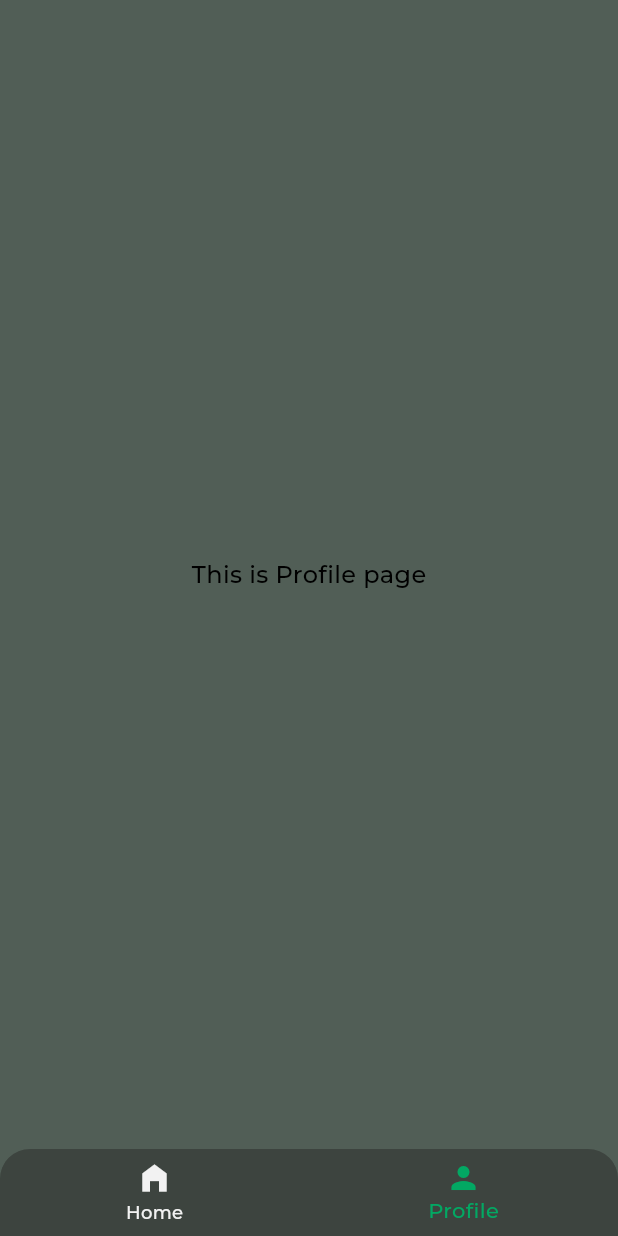
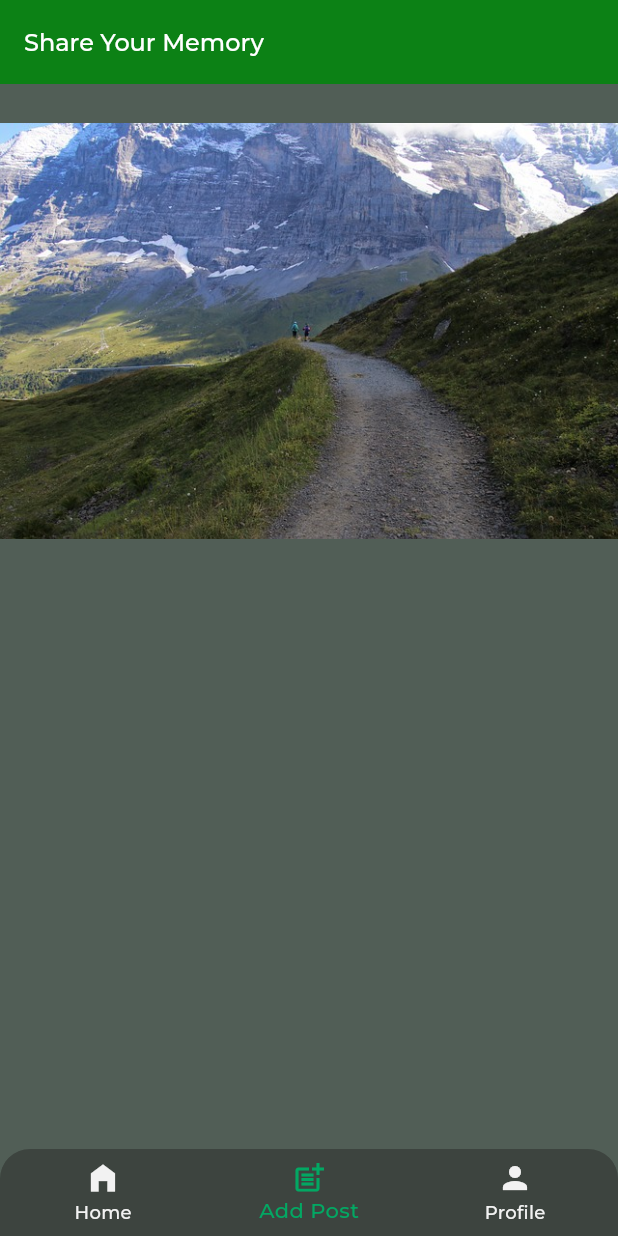
Before and after one commit to Praanim/Hiking-Nepal, a Flutter app: the screen it shows once a user with an empty profile is signed in, item 2 of the bottom bar chosen, on a phone screen of 412 x 824 dp. Run offline on Flutter 3.47's test engine with Material 2 defaults, Android fonts, the phone set to English and light mode, and no system bars; our stand-ins replace dio, equatable, firebase_auth, firebase_core, flutter_bloc, get_it and 1 more; accounts and stored records are empty; network calls fail.

Commit message:
starting to work

```diff
--- a/lib/core/constants/app_media.dart
+++ b/lib/core/constants/app_media.dart
@@ -6,4 +6,7 @@ class AppMedia {
 
   //login image
   static const loginImage = '$imageBasePath/login.jpg';
+
+  //add post cover image
+  static const addPostCoverImage = '$imageBasePath/add_post_cover.jpg';
 }
--- a/lib/core/routes/app_routes.dart
+++ b/lib/core/routes/app_routes.dart
@@ -5,8 +5,9 @@ import 'package:hiking_nepal/di/injection_container.dart';
 import 'package:hiking_nepal/features/auth/domain/repository/user_repository.dart';
 import 'package:hiking_nepal/features/auth/presentaion/login_screen.dart';
 
-import 'package:hiking_nepal/features/home/presentation/home_page.dart';
+import 'package:hiking_nepal/features/home/presentation/bottom_navigation_page.dart';
 import 'package:hiking_nepal/features/home/presentation/home_screen.dart';
+import 'package:hiking_nepal/features/post/presentation/pages/add_post_page.dart';
 import 'package:hiking_nepal/features/profile/presentation/pages/profile_page.dart';
 
 final GlobalKey<NavigatorState> rootNavigator = GlobalKey();
@@ -48,6 +49,11 @@ final GoRouter router = GoRouter(
             path: '/profile',
             name: RouteConstants.profile,
             builder: (context, state) => const ProfilePage(),
+          ),
+          GoRoute(
+            path: '/add-post',
+            name: RouteConstants.addPost,
+            builder: (context, state) => const AddPostPage(),
           )
         ],
       )
--- a/lib/core/routes/route_constants.dart
+++ b/lib/core/routes/route_constants.dart
@@ -1,5 +1,10 @@
 class RouteConstants {
+  //Bottom Navbar Home
   static String home = 'Home';
 
+  ///Bottom NavBar Profile
   static String profile = 'Profile';
+
+  ///Bottom NavBar Add Post
+  static String addPost = 'AddPost';
 }
--- a/lib/core/theme/app_colors.dart
+++ b/lib/core/theme/app_colors.dart
@@ -8,7 +8,7 @@ class LightColor {
   static const secondaryColor = Color.fromARGB(255, 12, 129, 21);
 
   //primary text color
-  static const primaryText = Colors.black;
+  static const primaryText = Colors.white;
 
   /// White Smoke
   static const Color whiteSmokeLight = Color(0xfff8f8f8);
--- a/lib/features/home/presentation/home_page.dart
+++ b/lib/features/home/presentation/bottom_navigation_page.dart
@@ -5,32 +5,34 @@ import 'package:go_router/go_router.dart';
 import 'package:hiking_nepal/core/routes/route_constants.dart';
 import 'package:hiking_nepal/features/home/presentation/cubit/bottom_navigation/bottom_navigation_cubit.dart';
 
-class BottomNavigatorPage extends StatefulWidget {
+class BottomNavigatorPage extends StatelessWidget {
   final Widget child;
-  const BottomNavigatorPage({
+  BottomNavigatorPage({
     Key? key,
     required this.child,
   }) : super(key: key);
 
-  @override
-  State<BottomNavigatorPage> createState() => _BottomNavigatorPageState();
-}
-
-class _BottomNavigatorPageState extends State<BottomNavigatorPage> {
   final List<BottomNavigationBarItem> _bottomNavigationBarItems = [
     const BottomNavigationBarItem(icon: Icon(Icons.home_filled), label: "Home"),
-    const BottomNavigationBarItem(icon: Icon(Icons.person), label: "Profile")
+    const BottomNavigationBarItem(
+        icon: Icon(Icons.post_add), label: "Add Post"),
+    const BottomNavigationBarItem(icon: Icon(Icons.person), label: "Profile"),
   ];
 
-  void _navigatePage(int index) {
+  void _navigatePage(int index, BuildContext context) {
     switch (index) {
       case 0:
         context.goNamed(RouteConstants.home);
+        break;
       case 1:
+        context.goNamed(RouteConstants.addPost);
+        break;
+      case 2:
         context.goNamed(RouteConstants.profile);
-
+        break;
       default:
         context.goNamed(RouteConstants.home);
+        break;
     }
   }
 
@@ -40,25 +42,26 @@ class _BottomNavigatorPageState extends State<BottomNavigatorPage> {
     /// access to the respective repo and is simple cubit
     return BlocProvider<BottomNavigationCubit>(
       create: (_) => BottomNavigationCubit(),
-      child: Builder(builder: (context) {
-        return Scaffold(
-          body: widget.child,
-          bottomNavigationBar: ClipRRect(
+      child: Scaffold(
+        body: child,
+        bottomNavigationBar: ClipRRect(
             borderRadius: const BorderRadius.only(
               topLeft: Radius.circular(20.0),
               topRight: Radius.circular(20.0),
             ),
-            child: BottomNavigationBar(
-              items: _bottomNavigationBarItems,
-              currentIndex: context.watch<BottomNavigationCubit>().state,
-              onTap: (value) {
-                context.read<BottomNavigationCubit>().setIndex(value);
-                _navigatePage(context.read<BottomNavigationCubit>().state);
+            child: BlocBuilder<BottomNavigationCubit, int>(
+              builder: (context, state) {
+                return BottomNavigationBar(
+                  items: _bottomNavigationBarItems,
+                  currentIndex: state,
+                  onTap: (value) {
+                    context.read<BottomNavigationCubit>().setIndex(value);
+                    _navigatePage(value, context);
+                  },
+                );
               },
-            ),
-          ),
-        );
-      }),
+            )),
+      ),
     );
   }
 }
--- /dev/null
+++ b/lib/features/post/presentation/pages/add_post_page.dart
@@ -0,0 +1,53 @@
+import 'package:flutter/material.dart';
+import 'package:hiking_nepal/core/constants/app_media.dart';
+import 'package:hiking_nepal/core/extensions/helper_extension.dart';
+import 'package:hiking_nepal/core/theme/app_colors.dart';
+
+class AddPostPage extends StatefulWidget {
+  const AddPostPage({super.key});
+
+  @override
+  State<AddPostPage> createState() => _AddPostPageState();
+}
+
+class _AddPostPageState extends State<AddPostPage> {
+  @override
+  Widget build(BuildContext context) {
+    return Scaffold(
+      appBar: AppBar(
+        title: Text(
+          "Share Your Memory",
+          style: context.textTheme.titleLarge,
+        ),
+      ),
+      body: PageView(
+        scrollDirection: Axis.horizontal,
+        children: [
+          Column(
+            children: [
+              SizedBox(
+                height: context.height * 0.4,
+                child: Stack(
+                  children: [
+                    Container(
+                      decoration: BoxDecoration(
+                          color: Theme.of(context).scaffoldBackgroundColor,
+                          image: const DecorationImage(
+                              image: AssetImage(AppMedia.addPostCoverImage))),
+                    )
+                  ],
+                ),
+              )
+            ],
+          ),
+          Container(
+            color: Colors.blue,
+          ),
+          Container(
+            color: Colors.green,
+          )
+        ],
+      ),
+    );
+  }
+}
--- a/lib/main.dart
+++ b/lib/main.dart
@@ -25,6 +25,8 @@ class MyApp extends StatelessWidget {
         routerConfig: router,
         title: 'Hiking Nepal',
         theme: ThemeData(
+            appBarTheme: const AppBarTheme(
+                color: LightColor.secondaryColor, elevation: 0),
             scaffoldBackgroundColor: LightColor.primaryBackgroundColor,
             primaryColor: LightColor.primaryColor,
             fontFamily: 'Montserrat',
```
Also changed, not shown: assets/images/add_post_cover.jpg (added), 1 other file.
